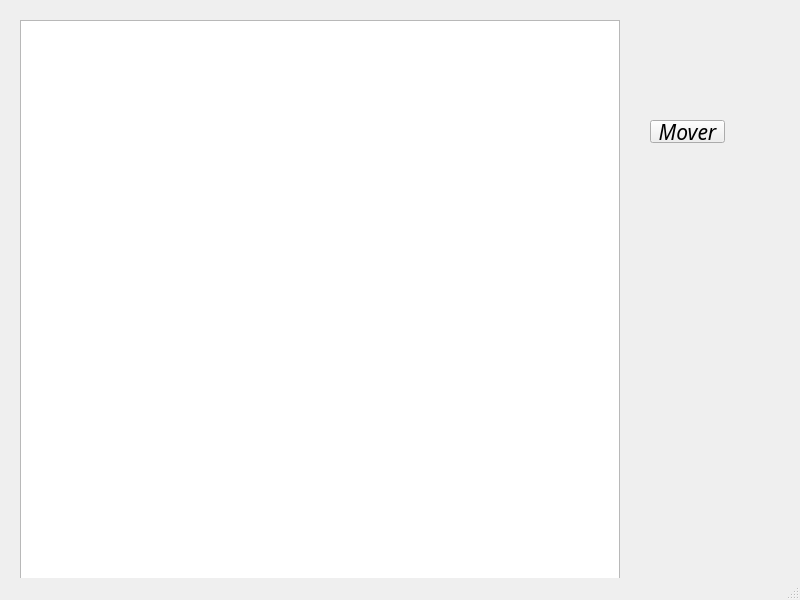
juandiego46/Lab_5, file Grafica_ejemplo_clase/mainwindow.ui: the form before one commit.
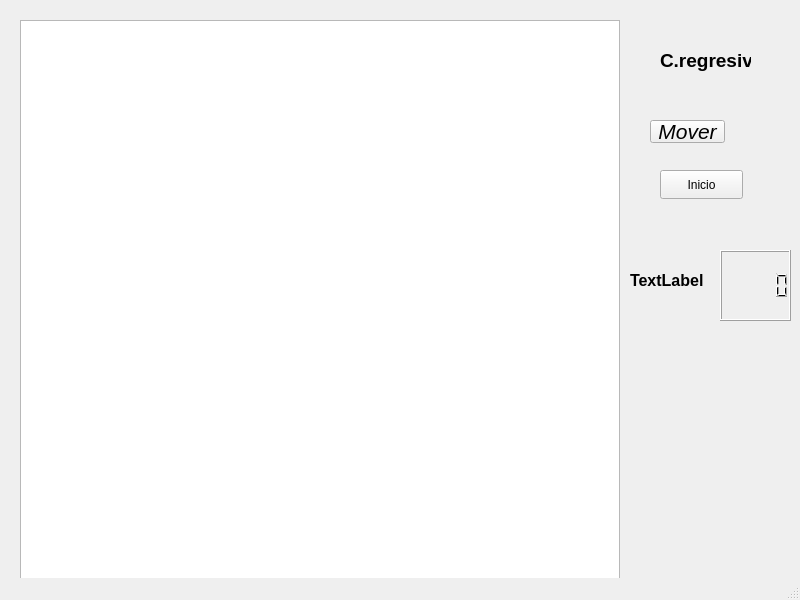
The form after the commit.

```diff
--- a/Grafica_ejemplo_clase/mainwindow.ui
+++ b/Grafica_ejemplo_clase/mainwindow.ui
@@ -2,6 +2,9 @@
 <ui version="4.0">
  <class>MainWindow</class>
  <widget class="QMainWindow" name="MainWindow">
+  <property name="enabled">
+   <bool>true</bool>
+  </property>
   <property name="geometry">
    <rect>
     <x>0</x>
@@ -13,6 +16,12 @@
   <property name="windowTitle">
    <string>MainWindow</string>
   </property>
+  <property name="autoFillBackground">
+   <bool>false</bool>
+  </property>
+  <property name="animated">
+   <bool>true</bool>
+  </property>
   <widget class="QWidget" name="centralwidget">
    <widget class="QGraphicsView" name="graphicsView">
     <property name="enabled">
@@ -38,7 +47,6 @@
     </property>
     <property name="font">
      <font>
-      <family>Palace Script MT</family>
       <pointsize>16</pointsize>
       <italic>true</italic>
      </font>
@@ -50,6 +58,96 @@
      <string>Mover</string>
     </property>
    </widget>
+   <widget class="QLabel" name="cronometro">
+    <property name="geometry">
+     <rect>
+      <x>650</x>
+      <y>40</y>
+      <width>81</width>
+      <height>20</height>
+     </rect>
+    </property>
+    <property name="text">
+     <string/>
+    </property>
+   </widget>
+   <widget class="QPushButton" name="botonInicio">
+    <property name="geometry">
+     <rect>
+      <x>660</x>
+      <y>170</y>
+      <width>83</width>
+      <height>29</height>
+     </rect>
+    </property>
+    <property name="text">
+     <string>Inicio</string>
+    </property>
+   </widget>
+   <widget class="QLabel" name="temporizador">
+    <property name="geometry">
+     <rect>
+      <x>660</x>
+      <y>40</y>
+      <width>91</width>
+      <height>41</height>
+     </rect>
+    </property>
+    <property name="font">
+     <font>
+      <pointsize>14</pointsize>
+      <bold>true</bold>
+     </font>
+    </property>
+    <property name="text">
+     <string>C.regresiva</string>
+    </property>
+   </widget>
+   <widget class="QLCDNumber" name="puntosNum">
+    <property name="enabled">
+     <bool>true</bool>
+    </property>
+    <property name="geometry">
+     <rect>
+      <x>720</x>
+      <y>250</y>
+      <width>71</width>
+      <height>71</height>
+     </rect>
+    </property>
+    <property name="font">
+     <font>
+      <family>Segoe UI Semilight</family>
+      <pointsize>12</pointsize>
+      <bold>false</bold>
+     </font>
+    </property>
+    <property name="contextMenuPolicy">
+     <enum>Qt::DefaultContextMenu</enum>
+    </property>
+   </widget>
+   <widget class="QLabel" name="puntosLit">
+    <property name="geometry">
+     <rect>
+      <x>630</x>
+      <y>270</y>
+      <width>81</width>
+      <height>20</height>
+     </rect>
+    </property>
+    <property name="font">
+     <font>
+      <pointsize>12</pointsize>
+      <bold>true</bold>
+     </font>
+    </property>
+    <property name="text">
+     <string>TextLabel</string>
+    </property>
+    <property name="textFormat">
+     <enum>Qt::AutoText</enum>
+    </property>
+   </widget>
   </widget>
   <widget class="QMenuBar" name="menubar">
    <property name="geometry">
```
Left out of the diff: 11 changed lines with no effect on the pictures.
